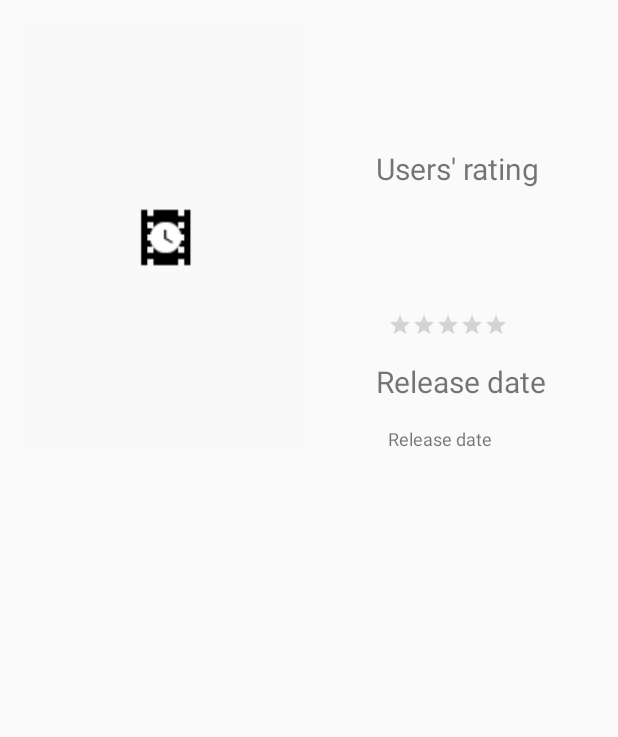
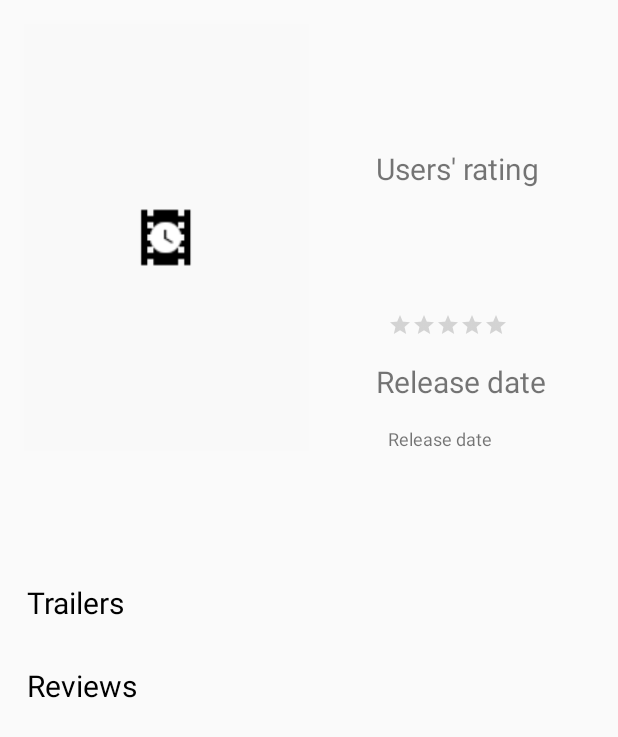
Before and after one commit to Artenes/popular-movies, an Android app: the layout content_details.xml on its own in the app's theme, with its tools: preview values and no code run, on a phone screen of 412 x 824 dp. Shown: the top 737 px of the screen. Run offline under Robolectric (Android 15) with nearby library versions, the phone set to English and light mode, and no system bars; network calls fail.

Commit message:
Add Trailers and reviews in movie details

```diff
--- a/app/src/main/java/com/artenesnogueira/popularmovies/db/FavoritePoster.java
+++ b/app/src/main/java/com/artenesnogueira/popularmovies/db/FavoritePoster.java
@@ -1,9 +1,9 @@
 package com.artenesnogueira.popularmovies.db;
 
-@SuppressWarnings("unused")
 /**
  * A poster from a favorite movie
  */
+@SuppressWarnings("unused")
 public class FavoritePoster {
 
     public String _id;
--- a/app/src/main/java/com/artenesnogueira/popularmovies/models/Dependencies.java
+++ b/app/src/main/java/com/artenesnogueira/popularmovies/models/Dependencies.java
@@ -1,8 +1,5 @@
 package com.artenesnogueira.popularmovies.models;
 
-import android.content.Context;
-
-import com.artenesnogueira.popularmovies.db.LocalDB;
 import com.artenesnogueira.popularmovies.themoviedb.TheMovieDBRepository;
 import com.artenesnogueira.popularmovies.utilities.HTTPURLConnectionClient;
 
--- a/app/src/main/java/com/artenesnogueira/popularmovies/themoviedb/MoviesParser.java
+++ b/app/src/main/java/com/artenesnogueira/popularmovies/themoviedb/MoviesParser.java
@@ -48,7 +48,9 @@ class MoviesParser {
                     backdropPath,
                     rawMovie.getString(TheMovieDBContract.OVERVIEW_FIELD),
                     rawMovie.getString(TheMovieDBContract.RELEASE_DATE_FIELD),
-                    false
+                    false,
+                    new ArrayList<>(0),
+                    new ArrayList<>(0)
             );
 
             //finally add in the results list
--- a/app/src/main/java/com/artenesnogueira/popularmovies/views/LoadMovieDetailTask.java
+++ b/app/src/main/java/com/artenesnogueira/popularmovies/views/LoadMovieDetailTask.java
@@ -11,6 +11,7 @@ import com.artenesnogueira.popularmovies.models.MovieDetailViewState;
 import com.artenesnogueira.popularmovies.models.MoviesRepository;
 
 import java.io.IOException;
+import java.util.ArrayList;
 import java.util.List;
 
 /**
@@ -83,7 +84,7 @@ public class LoadMovieDetailTask extends AsyncTask<String, Void, MovieDetailView
         //a local movie will always be a favorite movie
         return new Movie(localMovie._id, localMovie.rating, localMovie.title,
                 poster, localMovie.title, backdrop, localMovie.synopsis,
-                localMovie.release_date, true);
+                localMovie.release_date, true, new ArrayList<>(0), new ArrayList<>(0));
 
     }
 }
--- a/app/src/main/res/layout-land/content_details.xml
+++ b/app/src/main/res/layout-land/content_details.xml
@@ -129,14 +129,67 @@
             android:layout_height="wrap_content"
             android:layout_marginEnd="8dp"
             android:layout_marginStart="8dp"
-            android:layout_marginTop="16dp"
+            android:layout_marginTop="8dp"
             android:padding="16dp"
             android:textSize="15sp"
-            app:layout_constraintBottom_toBottomOf="parent"
             app:layout_constraintEnd_toEndOf="parent"
             app:layout_constraintStart_toStartOf="parent"
             app:layout_constraintTop_toBottomOf="@+id/barrier3" />
 
+        <LinearLayout
+            android:id="@+id/videos_view"
+            android:layout_width="match_parent"
+            android:layout_height="wrap_content"
+            android:layout_marginEnd="8dp"
+            android:layout_marginStart="8dp"
+            android:layout_marginTop="8dp"
+            android:orientation="vertical"
+            app:layout_constraintEnd_toEndOf="parent"
+            app:layout_constraintStart_toStartOf="parent"
+            app:layout_constraintTop_toBottomOf="@+id/tv_plot">
+
+            <TextView
+                android:layout_width="match_parent"
+                android:layout_height="wrap_content"
+                android:padding="10dp"
+                android:textSize="20sp"
+                android:textColor="@android:color/black"
+                android:text="@string/trailers"/>
+
+            <android.support.v7.widget.RecyclerView
+                android:id="@+id/rv_trailers"
+                android:layout_width="match_parent"
+                android:layout_height="wrap_content" />
+
+        </LinearLayout>
+
+        <LinearLayout
+            android:id="@+id/reviews_view"
+            android:layout_width="match_parent"
+            android:layout_height="match_parent"
+            android:layout_marginEnd="8dp"
+            android:layout_marginStart="8dp"
+            android:layout_marginTop="8dp"
+            android:orientation="vertical"
+            app:layout_constraintEnd_toEndOf="parent"
+            app:layout_constraintStart_toStartOf="parent"
+            app:layout_constraintTop_toBottomOf="@+id/videos_view">
+
+            <TextView
+                android:layout_width="match_parent"
+                android:layout_height="wrap_content"
+                android:padding="10dp"
+                android:text="@string/reviews"
+                android:textColor="@android:color/black"
+                android:textSize="20sp" />
+
+            <android.support.v7.widget.RecyclerView
+                android:id="@+id/rv_reviews"
+                android:layout_width="match_parent"
+                android:layout_height="wrap_content" />
+
+        </LinearLayout>
+
     </android.support.constraint.ConstraintLayout>
 
 </android.support.v4.widget.NestedScrollView>
--- a/app/src/main/res/layout/content_details.xml
+++ b/app/src/main/res/layout/content_details.xml
@@ -114,13 +114,66 @@
             android:layout_height="wrap_content"
             android:layout_marginEnd="8dp"
             android:layout_marginStart="8dp"
-            android:layout_marginTop="16dp"
-            app:layout_constraintBottom_toBottomOf="parent"
+            android:layout_marginTop="8dp"
+            android:padding="16dp"
+            android:textSize="15sp"
             app:layout_constraintEnd_toEndOf="parent"
             app:layout_constraintStart_toStartOf="parent"
-            app:layout_constraintTop_toBottomOf="@+id/barrier3"
-            android:padding="16dp"
-            android:textSize="15sp"/>
+            app:layout_constraintTop_toBottomOf="@+id/barrier3" />
+
+        <LinearLayout
+            android:id="@+id/videos_view"
+            android:layout_width="match_parent"
+            android:layout_height="wrap_content"
+            android:layout_marginEnd="8dp"
+            android:layout_marginStart="8dp"
+            android:layout_marginTop="8dp"
+            android:orientation="vertical"
+            app:layout_constraintEnd_toEndOf="parent"
+            app:layout_constraintStart_toStartOf="parent"
+            app:layout_constraintTop_toBottomOf="@+id/tv_plot">
+
+            <TextView
+                android:layout_width="match_parent"
+                android:layout_height="wrap_content"
+                android:padding="10dp"
+                android:textSize="20sp"
+                android:textColor="@android:color/black"
+                android:text="@string/trailers"/>
+
+            <android.support.v7.widget.RecyclerView
+                android:id="@+id/rv_trailers"
+                android:layout_width="match_parent"
+                android:layout_height="wrap_content" />
+
+        </LinearLayout>
+
+        <LinearLayout
+            android:id="@+id/reviews_view"
+            android:layout_width="match_parent"
+            android:layout_height="match_parent"
+            android:layout_marginEnd="8dp"
+            android:layout_marginStart="8dp"
+            android:layout_marginTop="8dp"
+            android:orientation="vertical"
+            app:layout_constraintEnd_toEndOf="parent"
+            app:layout_constraintStart_toStartOf="parent"
+            app:layout_constraintTop_toBottomOf="@+id/videos_view">
+
+            <TextView
+                android:layout_width="match_parent"
+                android:layout_height="wrap_content"
+                android:padding="10dp"
+                android:text="@string/reviews"
+                android:textColor="@android:color/black"
+                android:textSize="20sp" />
+
+            <android.support.v7.widget.RecyclerView
+                android:id="@+id/rv_reviews"
+                android:layout_width="match_parent"
+                android:layout_height="wrap_content" />
+
+        </LinearLayout>
 
     </android.support.constraint.ConstraintLayout>
 
--- a/app/src/main/res/values/strings.xml
+++ b/app/src/main/res/values/strings.xml
@@ -17,4 +17,11 @@
     <string name="users_rating">Users\' rating</string>
     <string name="release_date">Release date</string>
 
+    <string name="trailers">Trailers</string>
+    <string name="reviews">Reviews</string>
+
+    <string name="trailer_count">Trailer #%1$d</string>
+
+    <string name="trailer_content_description">A movie trailer</string>
+
 </resources>
```
Also changed, not shown: app/src/main/java/com/artenesnogueira/popularmovies/models/Movie.java (+16 -2 lines), app/src/main/java/com/artenesnogueira/popularmovies/models/MovieReview.java (added, +24 -0 lines), app/src/main/java/com/artenesnogueira/popularmovies/models/YoutubeVideo.java (added, +35 -0 lines), app/src/main/java/com/artenesnogueira/popularmovies/themoviedb/MovieDetailParser.java (+8 -2 lines), app/src/main/java/com/artenesnogueira/popularmovies/themoviedb/MovieReviewsParser.java (added, +36 -0 lines), app/src/main/java/com/artenesnogueira/popularmovies/themoviedb/MovieVideosParser.java (added, +42 -0 lines), app/src/main/java/com/artenesnogueira/popularmovies/themoviedb/TheMovieDBContract.java (+33 -0 lines), app/src/main/java/com/artenesnogueira/popularmovies/themoviedb/TheMovieDBRepository.java (+13 -3 lines), app/src/main/java/com/artenesnogueira/popularmovies/views/DetailsActivity.java (+56 -1 lines), app/src/main/java/com/artenesnogueira/popularmovies/views/ReviewsAdapter.java (added, +70 -0 lines), app/src/main/java/com/artenesnogueira/popularmovies/views/YoutubeVideosAdapter.java (added, +87 -0 lines), app/src/main/res/layout/review_list_item.xml (added, +35 -0 lines), app/src/main/res/layout/video_list_item.xml (added, +42 -0 lines).
